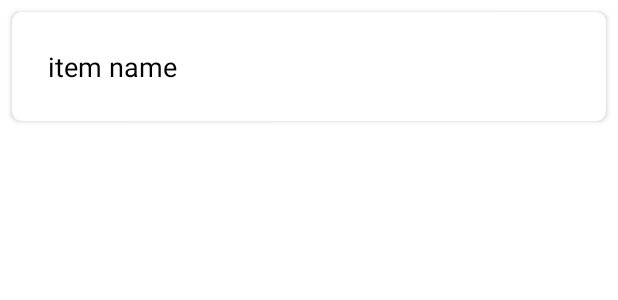
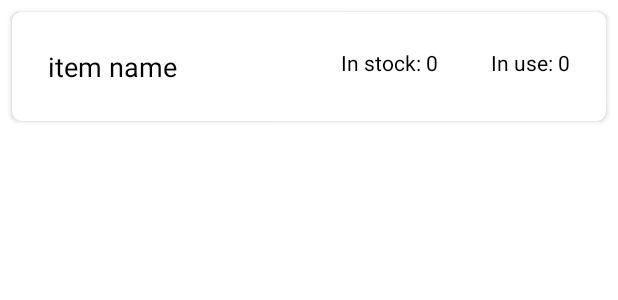
Before and after one commit to LentySprangers/LentyLists, an Android app: the layout simple_list_item.xml on its own in the app's theme, with its tools: preview values and no code run, on a phone screen of 412 x 824 dp. Shown: the top 300 px of the screen. Run offline under Robolectric (Android 15) with nearby library versions, the phone set to English and light mode, and no system bars.

Commit message:
added textviews for inStock and inUse

```diff
--- a/app/src/main/res/layout/simple_list_item.xml
+++ b/app/src/main/res/layout/simple_list_item.xml
@@ -24,12 +24,37 @@
                 android:id="@+id/item_name"
                 android:layout_width="wrap_content"
                 android:layout_height="wrap_content"
+                android:padding="12dp"
                 android:text="item name"
-                android:padding="12dp"
+                android:textColor="#000"
                 android:textSize="18sp"
-                android:textColor="#000"
                 app:layout_constraintBottom_toBottomOf="parent"
                 app:layout_constraintStart_toStartOf="parent"
+                app:layout_constraintTop_toTopOf="parent" />
+
+            <TextView
+                android:id="@+id/in_stock"
+                android:layout_width="wrap_content"
+                android:layout_height="wrap_content"
+                android:layout_marginLeft="96dp"
+                android:layout_marginEnd="88dp"
+                android:padding="12dp"
+                android:text="In stock: 0"
+                android:textColor="#000"
+                android:textSize="14sp"
+                app:layout_constraintEnd_toEndOf="parent"
+                app:layout_constraintLeft_toRightOf="@+id/item_name" />
+
+            <TextView
+                android:id="@+id/in_use"
+                android:layout_width="wrap_content"
+                android:layout_height="wrap_content"
+                android:padding="12dp"
+                android:text="In use: 0"
+                android:textColor="#000"
+                android:textSize="14sp"
+                app:layout_constraintEnd_toEndOf="parent"
+                app:layout_constraintLeft_toRightOf="@+id/in_stock"
                 app:layout_constraintTop_toTopOf="parent" />
 
 
--- a/app/src/main/res/values/themes.xml
+++ b/app/src/main/res/values/themes.xml
@@ -10,7 +10,7 @@
         <item name="colorSecondaryVariant">@color/teal_700</item>
         <item name="colorOnSecondary">@color/black</item>
         <!-- Status bar color. -->
-        <item name="android:statusBarColor" tools:targetApi="l">#7D4681</item>
+        <item name="android:statusBarColor" tools:targetApi="l">#D1849E</item>
         <!-- Customize your theme here. -->
 
     </style>
```
